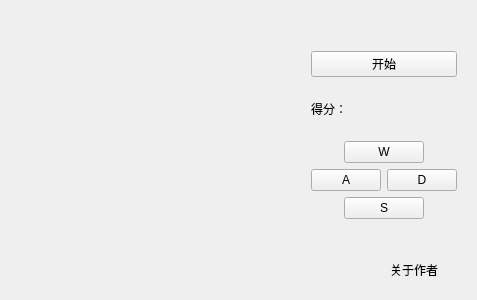
The window that GS-QT/widget.ui (Cryolitia/GluttonousSnake) describes before a commit, drawn with Qt 5.
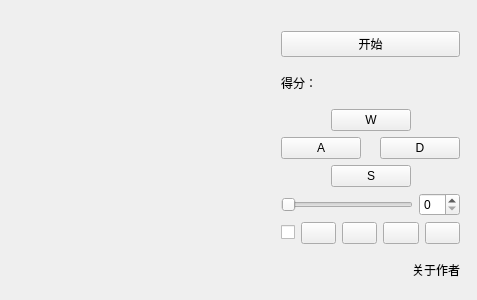
The same window after the commit.

Diff of the .ui file:
```diff
--- a/GS-QT/widget.ui
+++ b/GS-QT/widget.ui
@@ -13,17 +13,28 @@
   <property name="windowTitle">
    <string>贪吃蛇</string>
   </property>
-  <widget class="QWidget" name="layoutWidget">
+  <widget class="QLabel" name="drawlabel">
    <property name="geometry">
     <rect>
-     <x>300</x>
-     <y>40</y>
-     <width>168</width>
-     <height>190</height>
+     <x>30</x>
+     <y>30</y>
+     <width>211</width>
+     <height>211</height>
     </rect>
    </property>
-   <layout class="QVBoxLayout" name="verticalLayout_3">
-    <item>
+   <property name="text">
+    <string/>
+   </property>
+  </widget>
+  <widget class="QWidget" name="">
+   <property name="geometry">
+    <rect>
+     <x>270</x>
+     <y>20</y>
+     <width>201</width>
+     <height>281</height>
+    </rect>
+   </property>
      <layout class="QVBoxLayout" name="verticalLayout">
       <item>
        <widget class="QPushButton" name="start">
@@ -53,8 +64,6 @@
         </item>
        </layout>
       </item>
-     </layout>
-    </item>
     <item>
      <layout class="QVBoxLayout" name="verticalLayout_2">
       <item>
@@ -176,30 +185,132 @@
       </item>
      </layout>
     </item>
-   </layout>
-  </widget>
-  <widget class="QLabel" name="drawlabel">
-   <property name="geometry">
-    <rect>
-     <x>30</x>
-     <y>30</y>
-     <width>211</width>
-     <height>211</height>
-    </rect>
-   </property>
+    <item>
+     <layout class="QHBoxLayout" name="horizontalLayout_5">
+      <item>
+       <widget class="QSlider" name="horizontalSlider">
+        <property name="toolTip">
+         <string>&lt;html&gt;&lt;head/&gt;&lt;body&gt;&lt;p&gt;设置速度&lt;/p&gt;&lt;/body&gt;&lt;/html&gt;</string>
+        </property>
+        <property name="whatsThis">
+         <string>&lt;html&gt;&lt;head/&gt;&lt;body&gt;&lt;p&gt;&lt;br/&gt;&lt;/p&gt;&lt;/body&gt;&lt;/html&gt;</string>
+        </property>
+        <property name="orientation">
+         <enum>Qt::Horizontal</enum>
+        </property>
+       </widget>
+      </item>
+      <item>
+       <widget class="QSpinBox" name="spinBox">
+        <property name="toolTip">
+         <string>&lt;html&gt;&lt;head/&gt;&lt;body&gt;&lt;p&gt;设置速度&lt;/p&gt;&lt;/body&gt;&lt;/html&gt;</string>
+        </property>
+        <property name="whatsThis">
+         <string>&lt;html&gt;&lt;head/&gt;&lt;body&gt;&lt;p&gt;&lt;br/&gt;&lt;/p&gt;&lt;/body&gt;&lt;/html&gt;</string>
+        </property>
+       </widget>
+      </item>
+     </layout>
+    </item>
+    <item>
+     <layout class="QHBoxLayout" name="horizontalLayout_6">
+      <item>
+       <spacer name="horizontalSpacer_6">
+        <property name="orientation">
+         <enum>Qt::Horizontal</enum>
+        </property>
+        <property name="sizeHint" stdset="0">
+         <size>
+          <width>55</width>
+          <height>17</height>
+         </size>
+        </property>
+       </spacer>
+      </item>
+      <item>
+       <widget class="QCheckBox" name="checkBox">
+        <property name="toolTip">
+         <string>&lt;html&gt;&lt;head/&gt;&lt;body&gt;&lt;p&gt;启用描边&lt;/p&gt;&lt;/body&gt;&lt;/html&gt;</string>
+        </property>
+        <property name="whatsThis">
+         <string>&lt;html&gt;&lt;head/&gt;&lt;body&gt;&lt;p&gt;&lt;br/&gt;&lt;/p&gt;&lt;/body&gt;&lt;/html&gt;</string>
+        </property>
+        <property name="text">
+         <string/>
+        </property>
+       </widget>
+      </item>
+      <item>
+       <widget class="QPushButton" name="linebutton">
+        <property name="toolTip">
+         <string>&lt;html&gt;&lt;head/&gt;&lt;body&gt;&lt;p&gt;设置描边颜色&lt;/p&gt;&lt;/body&gt;&lt;/html&gt;</string>
+        </property>
+        <property name="whatsThis">
+         <string>&lt;html&gt;&lt;head/&gt;&lt;body&gt;&lt;p&gt;&lt;br/&gt;&lt;/p&gt;&lt;/body&gt;&lt;/html&gt;</string>
+        </property>
    <property name="text">
     <string/>
    </property>
   </widget>
+      </item>
+      <item>
+       <widget class="QPushButton" name="snackButton">
+        <property name="toolTip">
+         <string>&lt;html&gt;&lt;head/&gt;&lt;body&gt;&lt;p&gt;设置蛇身颜色&lt;/p&gt;&lt;/body&gt;&lt;/html&gt;</string>
+        </property>
+        <property name="whatsThis">
+         <string>&lt;html&gt;&lt;head/&gt;&lt;body&gt;&lt;p&gt;&lt;br/&gt;&lt;/p&gt;&lt;/body&gt;&lt;/html&gt;</string>
+        </property>
+        <property name="text">
+         <string/>
+        </property>
+       </widget>
+      </item>
+      <item>
+       <widget class="QPushButton" name="foodbutton">
+        <property name="toolTip">
+         <string>&lt;html&gt;&lt;head/&gt;&lt;body&gt;&lt;p&gt;设置食物颜色&lt;/p&gt;&lt;/body&gt;&lt;/html&gt;</string>
+        </property>
+        <property name="whatsThis">
+         <string>&lt;html&gt;&lt;head/&gt;&lt;body&gt;&lt;p&gt;&lt;br/&gt;&lt;/p&gt;&lt;p&gt;&lt;br/&gt;&lt;/p&gt;&lt;/body&gt;&lt;/html&gt;</string>
+        </property>
+        <property name="text">
+         <string/>
+        </property>
+       </widget>
+      </item>
+      <item>
+       <widget class="QPushButton" name="backbutton">
+        <property name="toolTip">
+         <string>&lt;html&gt;&lt;head/&gt;&lt;body&gt;&lt;p&gt;设置背景颜色&lt;/p&gt;&lt;/body&gt;&lt;/html&gt;</string>
+        </property>
+        <property name="whatsThis">
+         <string>&lt;html&gt;&lt;head/&gt;&lt;body&gt;&lt;p&gt;&lt;br/&gt;&lt;/p&gt;&lt;/body&gt;&lt;/html&gt;</string>
+        </property>
+        <property name="text">
+         <string/>
+        </property>
+       </widget>
+      </item>
+     </layout>
+    </item>
+    <item>
+     <layout class="QHBoxLayout" name="horizontalLayout_7">
+      <item>
+       <spacer name="horizontalSpacer_7">
+        <property name="orientation">
+         <enum>Qt::Horizontal</enum>
+        </property>
+        <property name="sizeHint" stdset="0">
+         <size>
+          <width>33</width>
+          <height>29</height>
+         </size>
+        </property>
+       </spacer>
+      </item>
+      <item>
   <widget class="QLabel" name="label_2">
-   <property name="geometry">
-    <rect>
-     <x>390</x>
-     <y>260</y>
-     <width>71</width>
-     <height>20</height>
-    </rect>
-   </property>
    <property name="toolTip">
     <string>&lt;html&gt;&lt;head/&gt;&lt;body&gt;&lt;p&gt;    本软件由山东省实验中学高一·22班李子元、闫庆康独立开发。软件源码开放于https://github.com/singleNeuron/GluttonousSnake，允许非商业用途使用。&lt;/p&gt;&lt;/body&gt;&lt;/html&gt;</string>
    </property>
@@ -207,6 +318,21 @@
     <string>关于作者</string>
    </property>
   </widget>
+      </item>
+     </layout>
+    </item>
+   </layout>
+  </widget>
+  <zorder>drawlabel</zorder>
+  <zorder>label_2</zorder>
+  <zorder>layoutWidget</zorder>
+  <zorder>snackButton</zorder>
+  <zorder>foodbutton</zorder>
+  <zorder>backbutton</zorder>
+  <zorder>horizontalSpacer_6</zorder>
+  <zorder>horizontalSpacer_6</zorder>
+  <zorder>linebutton</zorder>
+  <zorder></zorder>
  </widget>
  <layoutdefault spacing="6" margin="11"/>
  <resources/>
```
Lines whose indentation alone changed are shown as unchanged.
